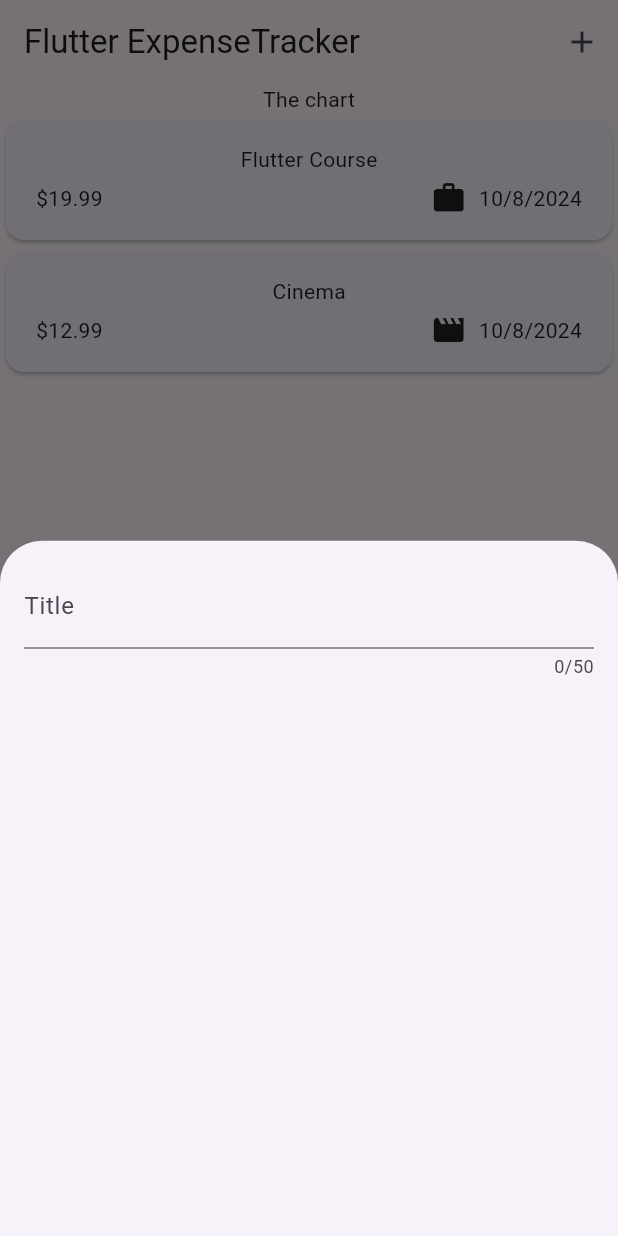
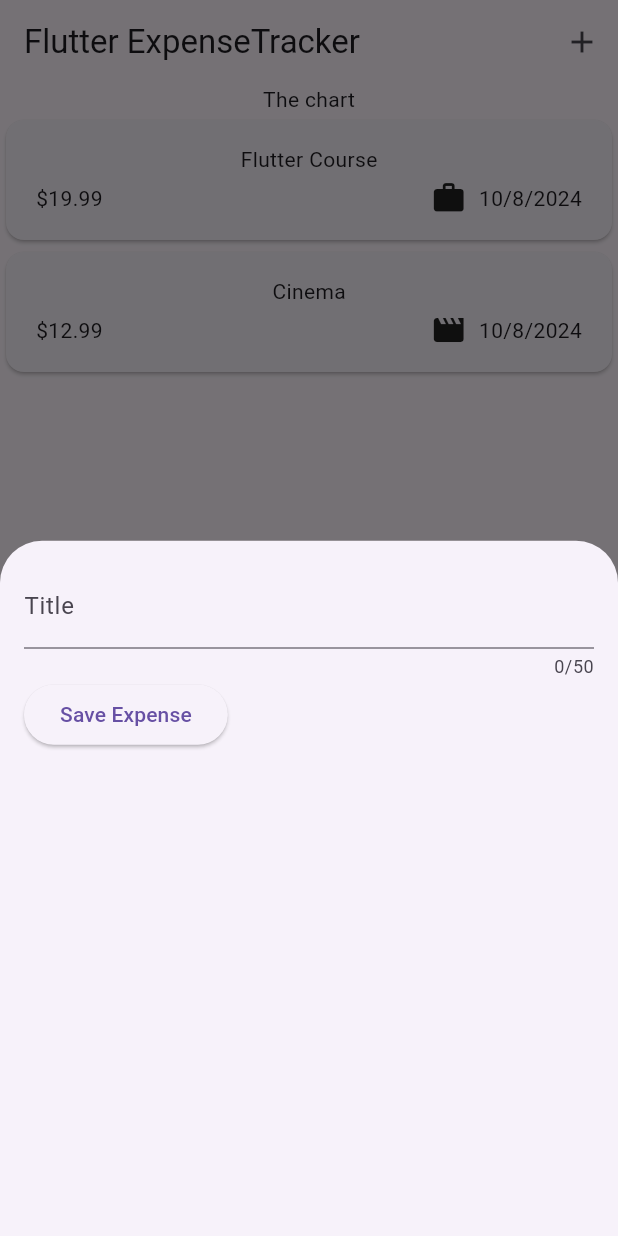
Before and after one commit to Lev1no/flutterExpenceTracker, a Flutter app: the screen it shows after launch, after a tap on the "add" icon, on a phone screen of 412 x 824 dp. Run offline on Flutter 3.47's test engine with Material 3 defaults, Android fonts, the phone set to English and light mode, and no system bars.

Commit message:
getting user input on every keystroke

```diff
--- a/lib/widgets/new_expense.dart
+++ b/lib/widgets/new_expense.dart
@@ -10,17 +10,34 @@ class NewExpense extends StatefulWidget {
 }
 
 class _NewExpenseState extends State<NewExpense> {
+  var _enteredTitle = '';
+
+  void _saveTitleInput(String inputValue) {
+    _enteredTitle = inputValue;
+  }
+
   @override
   Widget build(BuildContext context) {
     return Padding(
       padding: const EdgeInsets.all(16),
       child: Column(
-        children: const [
+        children: [
           TextField(
+            onChanged: _saveTitleInput,
             maxLength: 50,
-            decoration: InputDecoration(
+            decoration: const InputDecoration(
               label: Text('Title'),
             ),
+          ),
+          Row(
+            children: [
+              ElevatedButton(
+                onPressed: () {
+                  print(_enteredTitle);
+                },
+                child: const Text('Save Expense'),
+              ),
+            ],
           ),
         ],
       ),
```
